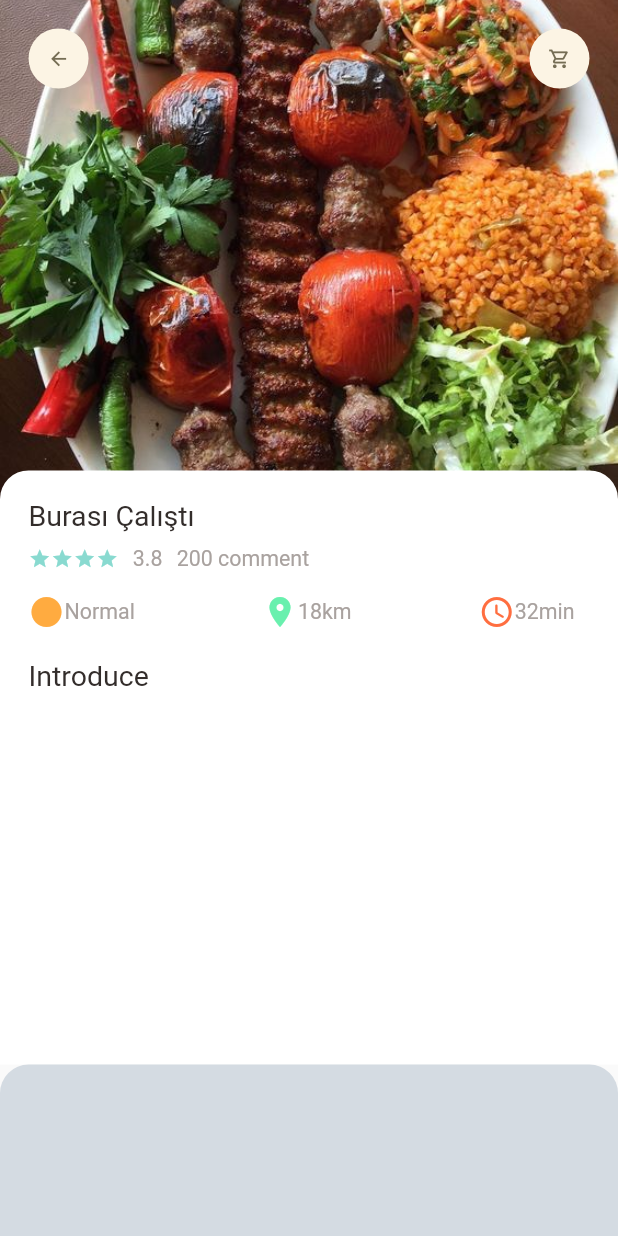
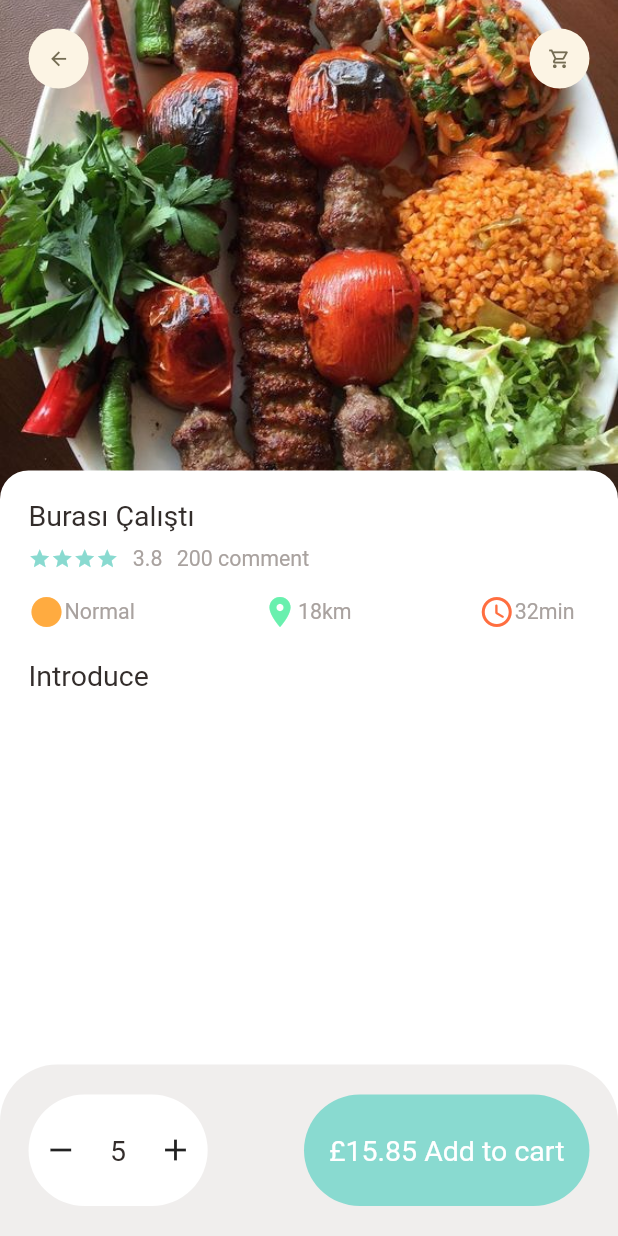
Before and after one commit to muttafa/Flutter-Ecommerce-App, a Flutter app: the screen it shows after launch, on a phone screen of 412 x 824 dp. Run offline on Flutter 3.47's test engine with Material 2 defaults, Android fonts, the phone set to English and light mode, and no system bars; our stand-ins replace dots_indicator, get, google_fonts.

Commit message:
Bottom Navigation Bar Elements added

```diff
--- a/lib/Pages/food/popular_food_detail.dart
+++ b/lib/Pages/food/popular_food_detail.dart
@@ -14,6 +14,7 @@ class PopularFoodDetail extends StatelessWidget {
   @override
   Widget build(BuildContext context) {
     return Scaffold(
+      backgroundColor: Colors.white,
       body: SafeArea(
         child: Stack(
           children: [
@@ -95,23 +96,48 @@ class PopularFoodDetail extends StatelessWidget {
           top: Dimensions.margin10,
         ),
         decoration: BoxDecoration(
-          color: Color(0xFFD4DBE2),
+          color: Color(0xFFF0EEED),
           borderRadius: BorderRadius.only(
-              topRight: Radius.circular(Dimensions.radius20),
-              topLeft: Radius.circular(Dimensions.radius20)
+              topRight: Radius.circular(Dimensions.radius20*2),
+              topLeft: Radius.circular(Dimensions.radius20*2)
           )
         ),
           child: Row(
             mainAxisAlignment: MainAxisAlignment.spaceBetween,
             children: [
               Container(
-                height: 50,
+                padding: EdgeInsets.only(left: Dimensions.margin10,right: Dimensions.margin10),
+                height: Dimensions.height80,
+                width: Dimensions.width120,
                 decoration: BoxDecoration(
-                  borderRadius: BorderRadius.circular(Dimensions.radius20),
+                  borderRadius: BorderRadius.circular(Dimensions.radius20*2),
                   color: Colors.white,
+                  ),
+                child: Row(
+                  mainAxisAlignment: MainAxisAlignment.spaceBetween,
+                  children: [
+                    Icon(Icons.remove),
+                    MyText(text: "5",),
+                    Icon(Icons.add)
+                  ],
+                ),
+              ),
+              Container(
+                height: Dimensions.height80,
+                width: Dimensions.width200,
 
+                decoration: BoxDecoration(
+
+                  borderRadius: BorderRadius.circular(Dimensions.radius20*2),
+                  color: AppColors.maincolorl,
                 ),
-              )
+                child: Center(
+                  child: MyText(
+                    text: "£15.85 Add to cart",
+                    color: Colors.white,
+                  ),
+                ),
+              ),
             ],
           ),
       ),
--- a/lib/utils/dimensions.dart
+++ b/lib/utils/dimensions.dart
@@ -32,6 +32,9 @@ class Dimensions {
     static double backgroundImageHeight = screenHeight/2.47;
 
     static double with20 = screenHeight/43.3;
+    static double height80 = screenHeight/11.07;
+    static double width200 = screenHeight/4.33;
+    static double width120 = screenHeight/6.9;
 
     static double iconSize16 = screenHeight/55.3;
 
```
